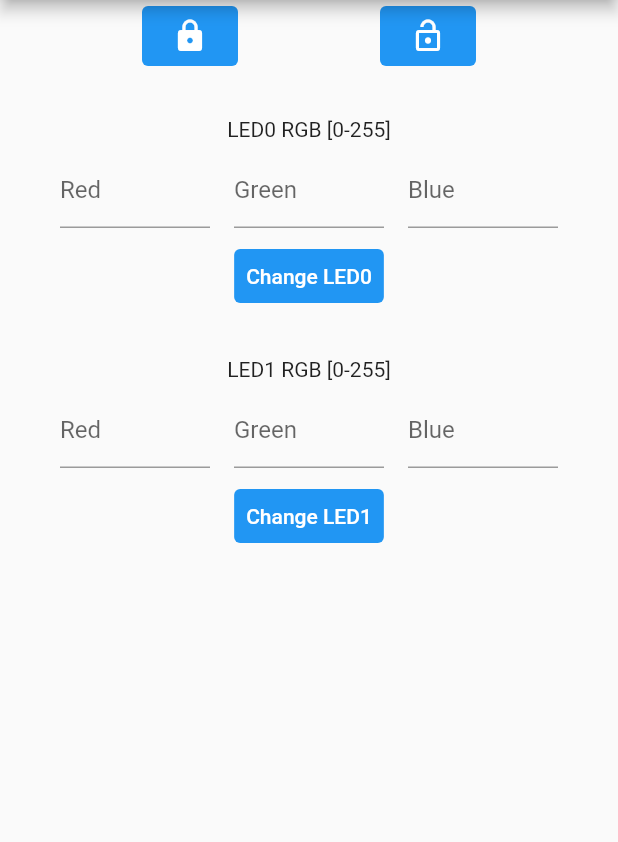
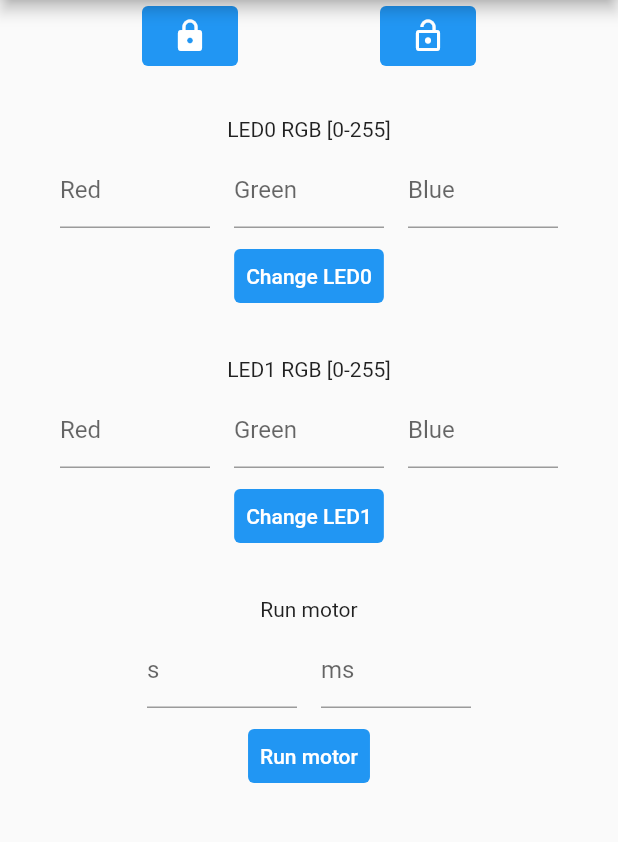
Before and after one commit to gapizaver/smartsharp-mobile-app, a Flutter app: the screen it shows after launch, on a phone screen of 412 x 824 dp, the part 84-926 px from its top. Run offline on Flutter 3.47's test engine with Material 2 defaults, Android fonts, the light colour scheme and no system bars.

Commit message:
added run motor input

```diff
--- a/lib/main.dart
+++ b/lib/main.dart
@@ -1,4 +1,5 @@
 import 'package:flutter/material.dart';
+import 'package:smart_sharp/widgets/inputs/motorinput.dart';
 
 import 'widgets/buttons/lock.dart';
 import 'widgets/buttons/unlock.dart';
@@ -48,6 +49,8 @@ class _MyScaffoldState extends State<MyScaffold> {
         const LedInputWidget(ledId: 0),
         // LED1 form input
         const LedInputWidget(ledId: 1),
+        // run motor input
+        const MotorInputWidget(),
       ]),
     );
   }
--- /dev/null
+++ b/lib/widgets/inputs/motorinput.dart
@@ -0,0 +1,67 @@
+import 'package:flutter/material.dart';
+import 'package:smart_sharp/api.dart';
+
+// stateful widget for led color input
+class MotorInputWidget extends StatefulWidget {
+  const MotorInputWidget({Key? key}) : super(key: key);
+
+  @override
+  State<MotorInputWidget> createState() => _MotorInputWidget();
+}
+
+class _MotorInputWidget extends State<MotorInputWidget> {
+  final GlobalKey<FormState> _formKey = GlobalKey<FormState>();
+  var time = ["0", "0"]; // seconds and miliseconds
+  var list = ["s", "ms"];
+
+  @override
+  Widget build(BuildContext context) {
+    return Form(
+      key: _formKey,
+      autovalidateMode: AutovalidateMode.always,
+      child: Container(
+        padding: const EdgeInsets.only(top: 30),
+        child: Column(
+          crossAxisAlignment: CrossAxisAlignment.center,
+          children: [
+            const Text(
+              'Run motor',
+            ),
+            Wrap(
+              children: List<Widget>.generate(2, (int index) {
+                return Padding(
+                  padding: const EdgeInsets.all(8.0),
+                  child: ConstrainedBox(
+                    constraints: BoxConstraints.tight(const Size(100, 50)),
+                    child: TextFormField(
+                      /*validator: (String? value) {
+                        return (value != null)
+                            ? "Input value between [0,255]"
+                            : null;
+                      },*/
+                      decoration: InputDecoration(labelText: list[index % 2]),
+                      keyboardType: TextInputType.number,
+                      onChanged: (String val) {
+                        time[index] = val;
+                      },
+                    ),
+                  ),
+                );
+              }),
+            ),
+            TextButton(
+              style: ButtonStyle(
+                foregroundColor: MaterialStateProperty.all<Color>(Colors.white),
+                backgroundColor: MaterialStateProperty.all<Color>(Colors.blue),
+              ),
+              onPressed: () {
+                APIRequest.runMotor(context, time[0], time[1]);
+              },
+              child: const Text("Run motor"),
+            ),
+          ],
+        ),
+      ),
+    );
+  }
+}
```
Also changed, not shown: lib/api.dart (+32 -0 lines).
